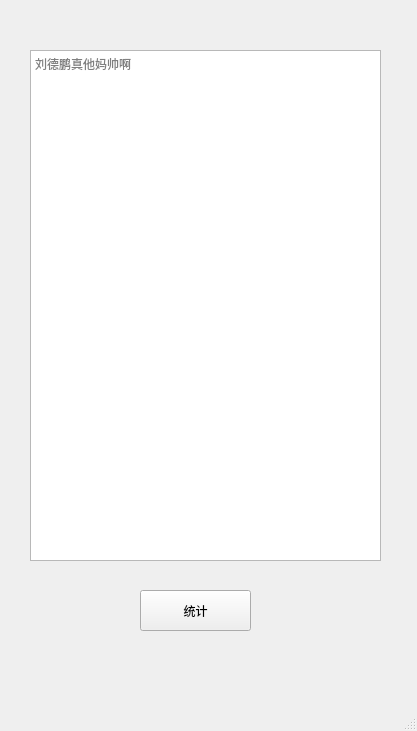
Qt form ui/stats.ui (Durpe/Pyqt5_learning) before a commit.
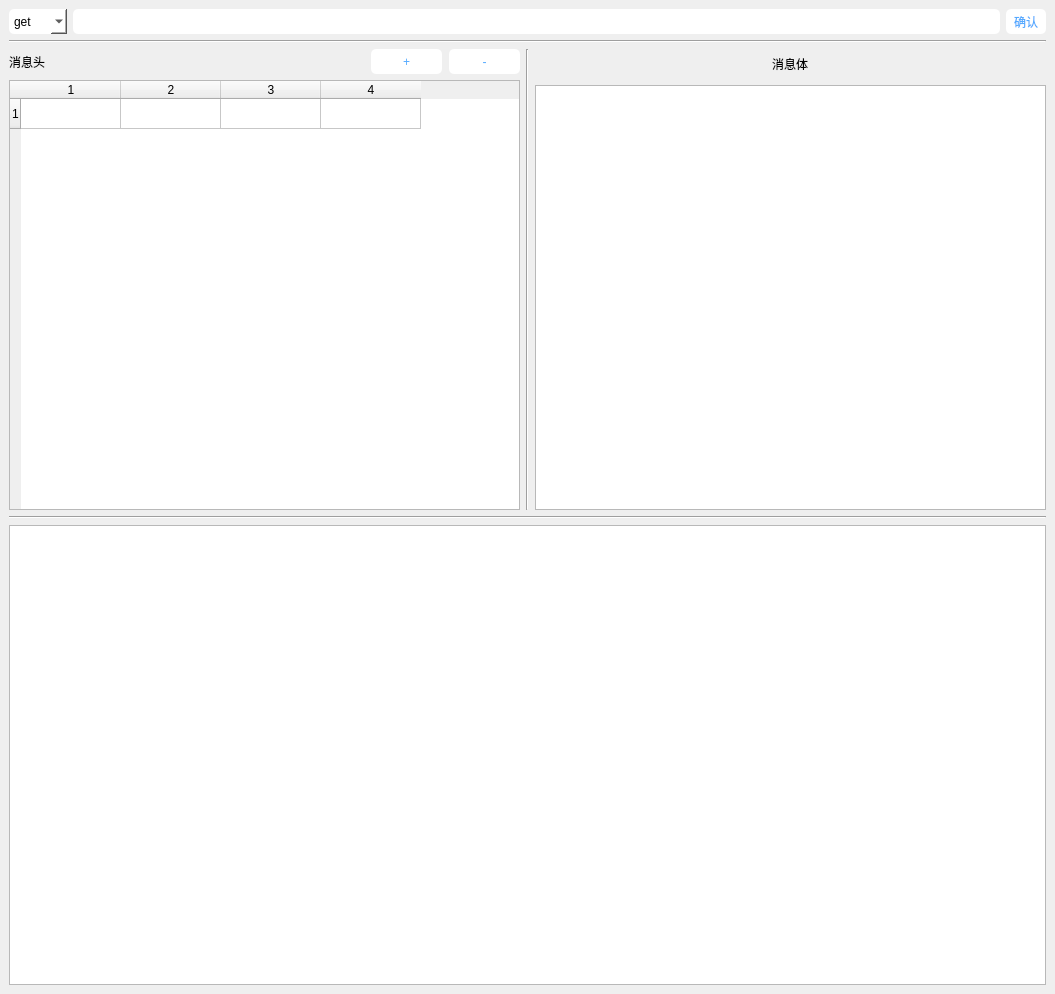
The same form after that commit.

What changed in the file:
```diff
--- a/ui/stats.ui
+++ b/ui/stats.ui
@@ -6,45 +6,305 @@
    <rect>
     <x>0</x>
     <y>0</y>
-    <width>417</width>
-    <height>731</height>
+    <width>1055</width>
+    <height>994</height>
    </rect>
   </property>
+  <property name="sizePolicy">
+   <sizepolicy hsizetype="Ignored" vsizetype="Ignored">
+    <horstretch>0</horstretch>
+    <verstretch>0</verstretch>
+   </sizepolicy>
+  </property>
+  <property name="minimumSize">
+   <size>
+    <width>5</width>
+    <height>5</height>
+   </size>
+  </property>
+  <property name="baseSize">
+   <size>
+    <width>5</width>
+    <height>5</height>
+   </size>
+  </property>
   <property name="windowTitle">
    <string>Statistics</string>
   </property>
+  <property name="styleSheet">
+   <string notr="true"/>
+  </property>
   <widget class="QWidget" name="centralwidget">
-   <widget class="QPlainTextEdit" name="txt_box">
-    <property name="geometry">
-     <rect>
-      <x>30</x>
-      <y>50</y>
-      <width>351</width>
-      <height>511</height>
-     </rect>
-    </property>
-    <property name="centerOnScroll">
-     <bool>true</bool>
-    </property>
-    <property name="placeholderText">
-     <string>刘德鹏真他妈帅啊</string>
-    </property>
-   </widget>
-   <widget class="QPushButton" name="comfirm_btn">
-    <property name="geometry">
-     <rect>
-      <x>140</x>
-      <y>590</y>
-      <width>111</width>
-      <height>41</height>
-     </rect>
-    </property>
-    <property name="text">
-     <string>统计</string>
-    </property>
-   </widget>
+   <property name="styleSheet">
+    <string notr="true">QPushButton{
+	width:40px;
+	height:25px;
+	background-color: rgb(255, 255, 255);
+	border-radius:5px;
+	color: rgb(85, 170, 255);
+}
+QPushButton:hover{
+	width:40px;
+	height:25px;
+	color: rgb(255, 255, 255);
+	border-radius:5px;
+	background-color: rgb(85, 170, 255);
+}
+QComboBox{
+	width:40px;
+	height:25px;
+	background-color: rgb(255, 255, 255);
+	border-radius:5px;
+	
+}
+QLineEdit{
+	width:40px;
+	height:25px;
+	background-color: rgb(255, 255, 255);
+	border-radius:5px;
+	color: rgb(85, 170, 255);
+}</string>
+   </property>
+   <layout class="QVBoxLayout" name="verticalLayout_4">
+    <item>
+     <layout class="QVBoxLayout" name="verticalLayout_3">
+      <item>
+       <layout class="QHBoxLayout" name="horizontalLayout" stretch="2,6,2">
+        <item>
+         <widget class="QComboBox" name="comboBox">
+          <property name="sizePolicy">
+           <sizepolicy hsizetype="Fixed" vsizetype="Fixed">
+            <horstretch>0</horstretch>
+            <verstretch>0</verstretch>
+           </sizepolicy>
+          </property>
+          <property name="minimumSize">
+           <size>
+            <width>20</width>
+            <height>0</height>
+           </size>
+          </property>
+          <property name="iconSize">
+           <size>
+            <width>20</width>
+            <height>20</height>
+           </size>
+          </property>
+          <item>
+           <property name="text">
+            <string>get</string>
+           </property>
+          </item>
+          <item>
+           <property name="text">
+            <string>post</string>
+           </property>
+          </item>
+          <item>
+           <property name="text">
+            <string>put</string>
+           </property>
+          </item>
+          <item>
+           <property name="text">
+            <string>delete</string>
+           </property>
+          </item>
+         </widget>
+        </item>
+        <item>
+         <widget class="QLineEdit" name="lineEdit"/>
+        </item>
+        <item>
+         <widget class="QPushButton" name="pushButton">
+          <property name="sizePolicy">
+           <sizepolicy hsizetype="Fixed" vsizetype="Fixed">
+            <horstretch>0</horstretch>
+            <verstretch>0</verstretch>
+           </sizepolicy>
+          </property>
+          <property name="minimumSize">
+           <size>
+            <width>0</width>
+            <height>0</height>
+           </size>
+          </property>
+          <property name="text">
+           <string>确认</string>
+          </property>
+         </widget>
+        </item>
+       </layout>
+      </item>
+      <item>
+       <widget class="Line" name="line">
+        <property name="orientation">
+         <enum>Qt::Horizontal</enum>
+        </property>
+       </widget>
+      </item>
+      <item>
+       <layout class="QHBoxLayout" name="horizontalLayout_4">
+        <item>
+         <layout class="QVBoxLayout" name="verticalLayout">
+          <item>
+           <layout class="QHBoxLayout" name="horizontalLayout_2" stretch="5,1,1">
+            <property name="spacing">
+             <number>7</number>
+            </property>
+            <property name="sizeConstraint">
+             <enum>QLayout::SetDefaultConstraint</enum>
+            </property>
+            <property name="rightMargin">
+             <number>0</number>
+            </property>
+            <item>
+             <widget class="QLabel" name="label">
+              <property name="sizePolicy">
+               <sizepolicy hsizetype="Ignored" vsizetype="Ignored">
+                <horstretch>0</horstretch>
+                <verstretch>0</verstretch>
+               </sizepolicy>
+              </property>
+              <property name="minimumSize">
+               <size>
+                <width>0</width>
+                <height>0</height>
+               </size>
+              </property>
+              <property name="sizeIncrement">
+               <size>
+                <width>0</width>
+                <height>0</height>
+               </size>
+              </property>
+              <property name="baseSize">
+               <size>
+                <width>0</width>
+                <height>0</height>
+               </size>
+              </property>
+              <property name="layoutDirection">
+               <enum>Qt::LeftToRight</enum>
+              </property>
+              <property name="autoFillBackground">
+               <bool>false</bool>
+              </property>
+              <property name="text">
+               <string>消息头</string>
+              </property>
+             </widget>
+            </item>
+            <item>
+             <widget class="QPushButton" name="pushButton_2">
+              <property name="sizePolicy">
+               <sizepolicy hsizetype="Ignored" vsizetype="Fixed">
+                <horstretch>0</horstretch>
+                <verstretch>0</verstretch>
+               </sizepolicy>
+              </property>
+              <property name="minimumSize">
+               <size>
+                <width>20</width>
+                <height>0</height>
+               </size>
+              </property>
+              <property name="text">
+               <string>+</string>
+              </property>
+             </widget>
+            </item>
+            <item>
+             <widget class="QPushButton" name="pushButton_3">
+              <property name="sizePolicy">
+               <sizepolicy hsizetype="Ignored" vsizetype="Fixed">
+                <horstretch>0</horstretch>
+                <verstretch>0</verstretch>
+               </sizepolicy>
+              </property>
+              <property name="minimumSize">
+               <size>
+                <width>20</width>
+                <height>0</height>
+               </size>
+              </property>
+              <property name="text">
+               <string>-</string>
+              </property>
+             </widget>
+            </item>
+           </layout>
+          </item>
+          <item>
+           <widget class="QTableWidget" name="tableWidget">
+            <property name="rowCount">
+             <number>1</number>
+            </property>
+            <property name="columnCount">
+             <number>4</number>
+            </property>
+            <row/>
+            <column/>
+            <column/>
+            <column/>
+            <column/>
+           </widget>
+          </item>
+         </layout>
+        </item>
+        <item>
+         <widget class="Line" name="line_2">
+          <property name="orientation">
+           <enum>Qt::Vertical</enum>
+          </property>
+         </widget>
+        </item>
+        <item>
+         <layout class="QVBoxLayout" name="verticalLayout_2">
+          <item>
+           <layout class="QHBoxLayout" name="horizontalLayout_3">
+            <item>
+             <widget class="QLabel" name="label_2">
+              <property name="sizePolicy">
+               <sizepolicy hsizetype="Fixed" vsizetype="Ignored">
+                <horstretch>0</horstretch>
+                <verstretch>0</verstretch>
+               </sizepolicy>
+              </property>
+              <property name="minimumSize">
+               <size>
+                <width>0</width>
+                <height>30</height>
+               </size>
+              </property>
+              <property name="text">
+               <string>消息体</string>
+              </property>
+             </widget>
+            </item>
+           </layout>
+          </item>
+          <item>
+           <widget class="QPlainTextEdit" name="plainTextEdit"/>
+          </item>
+         </layout>
+        </item>
+       </layout>
+      </item>
+      <item>
+       <widget class="Line" name="line_3">
+        <property name="orientation">
+         <enum>Qt::Horizontal</enum>
+        </property>
+       </widget>
+      </item>
+      <item>
+       <widget class="QPlainTextEdit" name="plainTextEdit_2"/>
+      </item>
+     </layout>
+    </item>
+   </layout>
   </widget>
-  <widget class="QStatusBar" name="statusbar"/>
  </widget>
  <resources/>
  <connections/>
```
